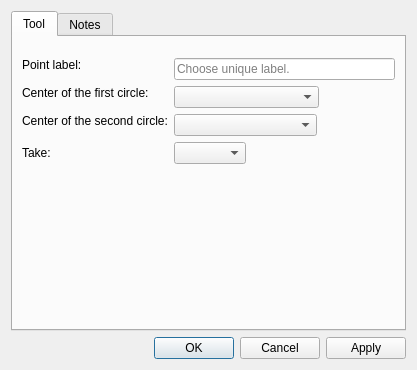
This is src/libs/vtools/dialogs/tools/dialogpointofintersectioncircles.ui in equinox-patterns/Ostara as Qt 5 draws it before an edit. The edited form follows.
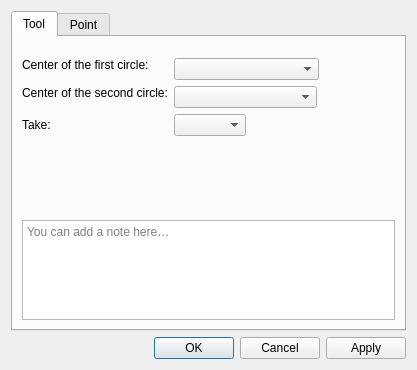
This is the edited form. Icons and pictures are not drawn.

Commit message: Dialog tools : notes → Tool, onglet Point, base point retiré

The edit to the form file:
```diff
--- a/src/libs/vtools/dialogs/tools/dialogpointofintersectioncircles.ui
+++ b/src/libs/vtools/dialogs/tools/dialogpointofintersectioncircles.ui
@@ -40,29 +40,6 @@
           <enum>QFormLayout::ExpandingFieldsGrow</enum>
          </property>
          <item row="0" column="0">
-          <widget class="QLabel" name="labelEditNamePoint">
-           <property name="sizePolicy">
-            <sizepolicy hsizetype="Fixed" vsizetype="Fixed">
-             <horstretch>0</horstretch>
-             <verstretch>0</verstretch>
-            </sizepolicy>
-           </property>
-           <property name="text">
-            <string>Point label:</string>
-           </property>
-          </widget>
-         </item>
-         <item row="0" column="1">
-          <widget class="QLineEdit" name="lineEditNamePoint">
-           <property name="toolTip">
-            <string>Unique label</string>
-           </property>
-           <property name="placeholderText">
-            <string>Choose unique label.</string>
-           </property>
-          </widget>
-         </item>
-         <item row="1" column="0">
           <widget class="QLabel" name="labelCircle1Center">
            <property name="sizePolicy">
             <sizepolicy hsizetype="Expanding" vsizetype="Fixed">
@@ -75,7 +52,7 @@
            </property>
           </widget>
          </item>
-         <item row="1" column="1">
+         <item row="0" column="1">
           <widget class="QComboBox" name="comboBoxCircle1Center">
            <property name="sizePolicy">
             <sizepolicy hsizetype="Preferred" vsizetype="Fixed">
@@ -91,7 +68,7 @@
            </property>
           </widget>
          </item>
-         <item row="2" column="0">
+         <item row="1" column="0">
           <widget class="QLabel" name="labelCircle2Center">
            <property name="sizePolicy">
             <sizepolicy hsizetype="Expanding" vsizetype="Fixed">
@@ -104,7 +81,7 @@
            </property>
           </widget>
          </item>
-         <item row="2" column="1">
+         <item row="1" column="1">
           <widget class="QComboBox" name="comboBoxCircle2Center">
            <property name="sizePolicy">
             <sizepolicy hsizetype="Preferred" vsizetype="Fixed">
@@ -120,14 +97,14 @@
            </property>
           </widget>
          </item>
-         <item row="3" column="0">
+         <item row="2" column="0">
           <widget class="QLabel" name="label">
            <property name="text">
             <string>Take:</string>
            </property>
           </widget>
          </item>
-         <item row="3" column="1">
+         <item row="2" column="1">
           <widget class="QComboBox" name="comboBoxResult"/>
          </item>
         </layout>
@@ -145,15 +122,56 @@
          </property>
         </spacer>
        </item>
+       <item>
+        <layout class="QHBoxLayout" name="notesSeparatorLayout">
+         <property name="leftMargin"><number>33</number></property>
+         <property name="rightMargin"><number>33</number></property>
+         <item>
+          <widget class="QFrame" name="notesSeparator">
+           <property name="minimumSize"><size><width>0</width><height>1</height></size></property>
+           <property name="maximumSize"><size><width>16777215</width><height>1</height></size></property>
+          </widget>
+         </item>
+        </layout>
+       </item>
+       <item>
+        <widget class="QPlainTextEdit" name="plainTextEditToolNotes">
+         <property name="placeholderText"><string>You can add a note here…</string></property>
+         <property name="maximumSize"><size><width>16777215</width><height>100</height></size></property>
+        </widget>
+       </item>
       </layout>
      </widget>
      <widget class="QWidget" name="tab_2">
       <attribute name="title">
-       <string>Notes</string>
+       <string>Point</string>
       </attribute>
-      <layout class="QVBoxLayout" name="verticalLayout_3">
-       <item>
-        <widget class="QPlainTextEdit" name="plainTextEditToolNotes"/>
+      <layout class="QFormLayout" name="formLayoutPoint">
+       <property name="fieldGrowthPolicy">
+        <enum>QFormLayout::ExpandingFieldsGrow</enum>
+       </property>
+       <item row="0" column="0">
+        <widget class="QLabel" name="labelEditNamePoint">
+         <property name="sizePolicy">
+          <sizepolicy hsizetype="Fixed" vsizetype="Fixed">
+           <horstretch>0</horstretch>
+           <verstretch>0</verstretch>
+          </sizepolicy>
+         </property>
+         <property name="text">
+          <string>Point name:</string>
+         </property>
+        </widget>
+       </item>
+       <item row="0" column="1">
+        <widget class="QLineEdit" name="lineEditNamePoint">
+         <property name="toolTip">
+          <string>Unique label</string>
+         </property>
+         <property name="placeholderText">
+          <string>Choose unique label.</string>
+         </property>
+        </widget>
        </item>
       </layout>
      </widget>
```
The commit also changes 77 other files.
